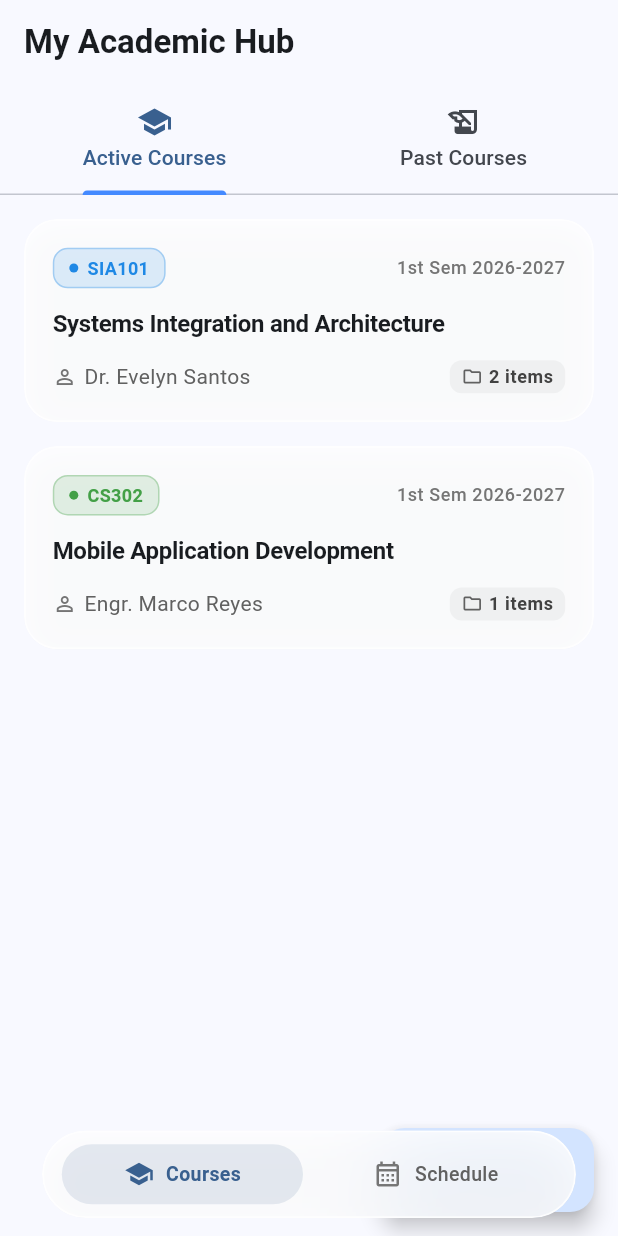
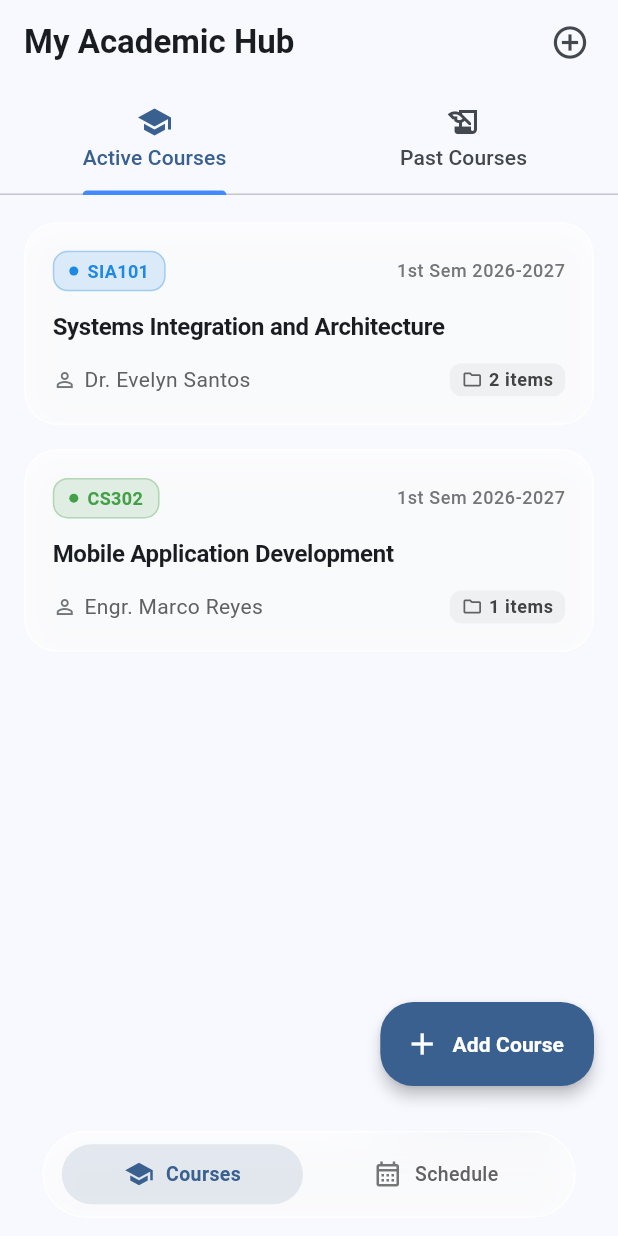
Before and after one commit to benhrnndz/app-storage, a Flutter app: the screen it shows after launch, on a phone screen of 412 x 824 dp. Run offline on Flutter 3.47's test engine with Material 3 defaults, Android fonts, the light colour scheme and no system bars.

Commit message:
feat(ui): elevate FAB above glass navigation bar and add top action

```diff
--- a/lib/features/courses/screens/courses_screen.dart
+++ b/lib/features/courses/screens/courses_screen.dart
@@ -31,6 +31,18 @@ class _CoursesScreenState extends State<CoursesScreen> {
             'My Academic Hub',
             style: TextStyle(fontWeight: FontWeight.bold),
           ),
+          actions: [
+            IconButton(
+              icon: const Icon(Icons.add_circle_outline, size: 26),
+              tooltip: 'Add Course',
+              onPressed: () {
+                ScaffoldMessenger.of(context).showSnackBar(
+                  const SnackBar(content: Text('Add Course form coming up next!')),
+                );
+              },
+            ),
+            const SizedBox(width: 8),
+          ],
           bottom: const TabBar(
             indicatorColor: Colors.blueAccent,
             tabs: [
@@ -48,14 +60,24 @@ class _CoursesScreenState extends State<CoursesScreen> {
             _buildCourseList(archivedCourses),
           ],
         ),
-        floatingActionButton: FloatingActionButton.extended(
+        floatingActionButton: Padding(
+          padding: const EdgeInsets.only(bottom: 84),
+          child: FloatingActionButton.extended(
+            elevation: 4,
+            backgroundColor: Theme.of(context).colorScheme.primary,
+            foregroundColor: Colors.white,
+            shape: RoundedRectangleBorder(borderRadius: BorderRadius.circular(22)),
             onPressed: () {
               ScaffoldMessenger.of(context).showSnackBar(
                 const SnackBar(content: Text('Add Course form coming up next!')),
               );
             },
             icon: const Icon(Icons.add),
-          label: const Text('Add Course'),
+            label: const Text(
+              'Add Course',
+              style: TextStyle(fontWeight: FontWeight.bold),
+            ),
+          ),
         ),
       ),
     );
@@ -72,7 +94,7 @@ class _CoursesScreenState extends State<CoursesScreen> {
     }
 
     return ListView.builder(
-      padding: const EdgeInsets.only(top: 8, bottom: 80),
+      padding: const EdgeInsets.only(top: 10, bottom: 100),
       itemCount: courses.length,
       itemBuilder: (context, index) {
         final course = courses[index];
```
Lines whose indentation alone changed are shown as unchanged.
